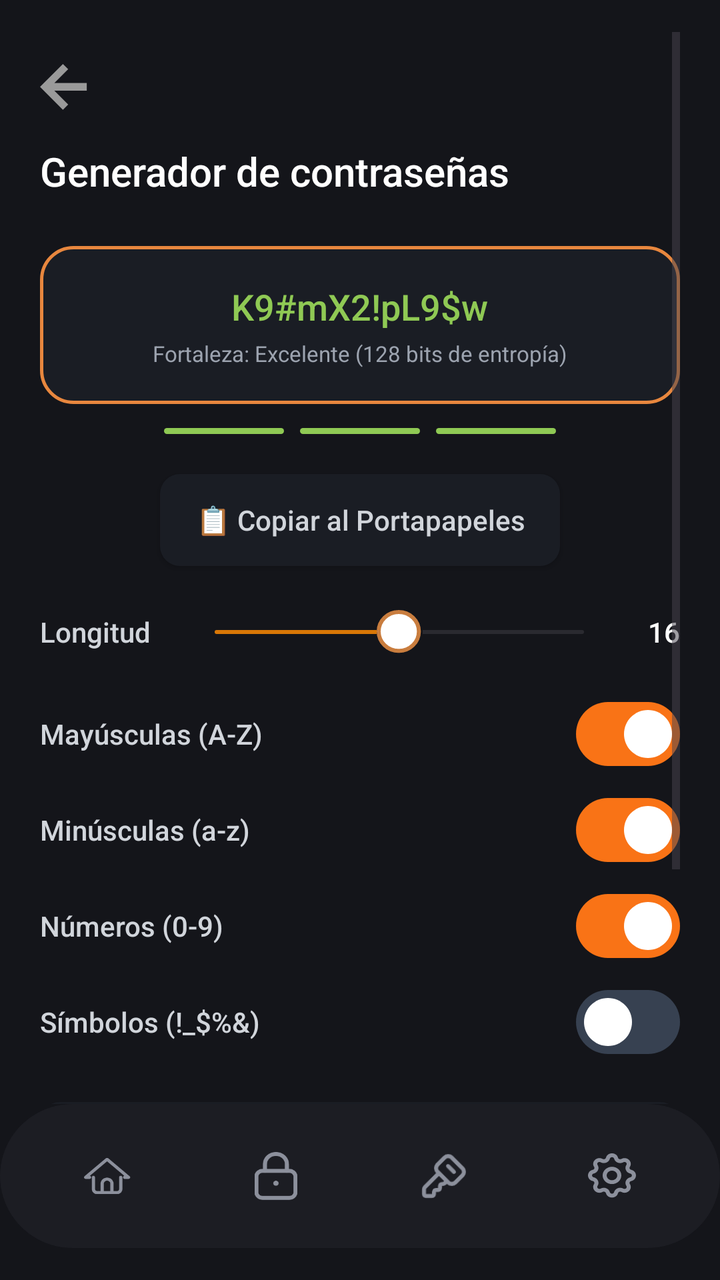
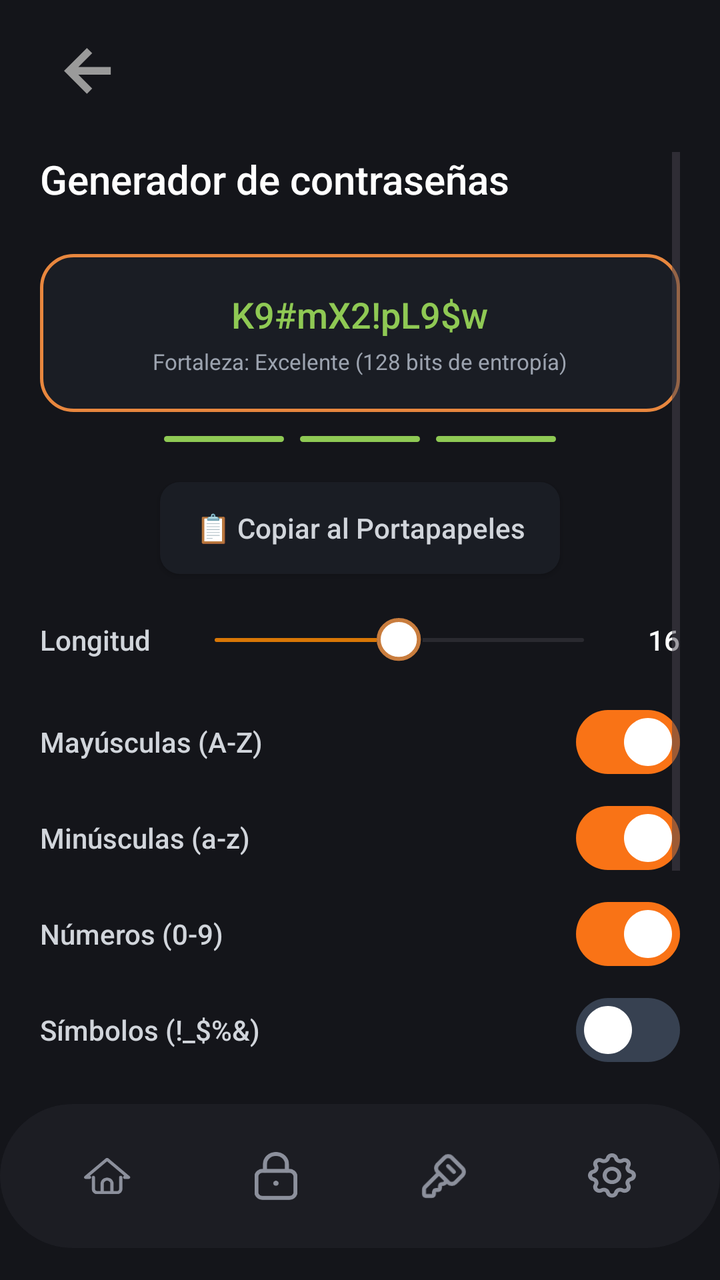

Two renders of the same Android screen: before a commit and after it. Below are the layout's source before the change and the commit's diff.
<!-- AndroidManifest.xml: application theme Theme.MyApplication -->
<!-- res/layout/activity_password_generator.xml -->
<?xml version="1.0" encoding="utf-8"?>
<androidx.constraintlayout.widget.ConstraintLayout xmlns:android="http://schemas.android.com/apk/res/android"
    xmlns:app="http://schemas.android.com/apk/res-auto"
    android:layout_width="match_parent"
    android:layout_height="match_parent"
    android:background="@color/bg_main">

    
    <ScrollView
        android:layout_width="0dp"
        android:layout_height="0dp"
        android:fillViewport="true"
        android:clipToPadding="false"
        android:paddingHorizontal="20dp"
        android:paddingTop="16dp"
        android:paddingBottom="24dp"
        app:layout_constraintTop_toTopOf="parent"
        app:layout_constraintBottom_toTopOf="@+id/bottomNavContainer"
        app:layout_constraintStart_toStartOf="parent"
        app:layout_constraintEnd_toEndOf="parent">

        <LinearLayout
            android:layout_width="match_parent"
            android:layout_height="wrap_content"
            android:orientation="vertical">

            
            <TextView
                android:layout_width="wrap_content"
                android:layout_height="wrap_content"
                android:layout_marginTop="56dp"
                android:layout_marginBottom="24dp"
                android:fontFamily="sans-serif-medium"
                android:text="@string/generator_title"
                android:textColor="#FFFFFF"
                android:textSize="20sp" />

            
            <LinearLayout
                android:layout_width="match_parent"
                android:layout_height="wrap_content"
                android:layout_marginBottom="12dp"
                android:background="@drawable/bg_card_password_border"
                android:gravity="center"
                android:orientation="vertical"
                android:paddingHorizontal="16dp"
                android:paddingVertical="18dp">

                <TextView
                    android:id="@+id/tvGeneratedPassword"
                    android:layout_width="wrap_content"
                    android:layout_height="wrap_content"
                    android:layout_marginBottom="4dp"
                    android:fontFamily="sans-serif-medium"
                    android:text="K9#mX2!pL9$w"
                    android:textColor="#8FC954"
                    android:textSize="18sp" />

                <TextView
                    android:id="@+id/tvStrengthLabel"
                    android:layout_width="wrap_content"
                    android:layout_height="wrap_content"
                    android:fontFamily="sans-serif"
                    android:text="@string/generator_strength_hint"
                    android:textColor="#9CA3AF"
                    android:textSize="11sp" />
            </LinearLayout>

            
            <LinearLayout
                android:layout_width="match_parent"
                android:layout_height="wrap_content"
                android:layout_marginBottom="20dp"
                android:gravity="center"
                android:orientation="horizontal">

                <View
                    android:id="@+id/viewBar1"
                    android:layout_width="60dp"
                    android:layout_height="3dp"
                    android:layout_marginEnd="8dp"
                    android:background="@drawable/bg_strength_bar_thin" />

                <View
                    android:id="@+id/viewBar2"
                    android:layout_width="60dp"
                    android:layout_height="3dp"
                    android:layout_marginEnd="8dp"
                    android:background="@drawable/bg_strength_bar_thin" />

                <View
                    android:id="@+id/viewBar3"
                    android:layout_width="60dp"
                    android:layout_height="3dp"
                    android:background="@drawable/bg_strength_bar_thin" />
            </LinearLayout>

            
            <androidx.appcompat.widget.AppCompatButton
                android:id="@+id/btnCopy"
                android:layout_width="200dp"
                android:layout_height="46dp"
                android:layout_gravity="center"
                android:layout_marginBottom="22dp"
                android:background="@drawable/bg_card_rounded"
                android:fontFamily="sans-serif-medium"
                android:text="@string/generator_copy"
                android:textAllCaps="false"
                android:textColor="#D1D5DB"
                android:textSize="14sp" />

            
            <LinearLayout
                android:layout_width="match_parent"
                android:layout_height="wrap_content"
                android:layout_marginBottom="24dp"
                android:gravity="center_vertical"
                android:orientation="horizontal">

                <TextView
                    android:layout_width="wrap_content"
                    android:layout_height="wrap_content"
                    android:fontFamily="sans-serif-medium"
                    android:text="@string/generator_length"
                    android:textColor="#D1D5DB"
                    android:textSize="14sp" />

                <SeekBar
                    android:id="@+id/seekBarLength"
                    android:layout_width="0dp"
                    android:layout_height="wrap_content"
                    android:layout_marginStart="16dp"
                    android:layout_marginEnd="16dp"
                    android:layout_weight="1"
                    android:max="32"
                    android:minHeight="2dp"
                    android:maxHeight="2dp"
                    android:progress="16"
                    android:progressDrawable="@drawable/bg_seekbar_thick"
                    android:thumb="@drawable/vector_5" />

                <TextView
                    android:id="@+id/tvLengthValue"
                    android:layout_width="wrap_content"
                    android:layout_height="wrap_content"
                    android:fontFamily="sans-serif-medium"
                    android:text="16"
                    android:textColor="#FFFFFF"
                    android:textSize="14sp" />
            </LinearLayout>

            
            <LinearLayout
                android:layout_width="match_parent"
                android:layout_height="wrap_content"
                android:layout_marginBottom="24dp"
                android:orientation="vertical">

                
                <LinearLayout
                    android:layout_width="match_parent"
                    android:layout_height="wrap_content"
                    android:layout_marginBottom="16dp"
                    android:gravity="center_vertical"
                    android:orientation="horizontal">

                    <TextView
                        android:layout_width="0dp"
                        android:layout_height="wrap_content"
                        android:layout_weight="1"
                        android:fontFamily="sans-serif-medium"
                        android:text="@string/generator_uppercase"
                        android:textColor="#D1D5DB"
                        android:textSize="14sp" />

                    <androidx.appcompat.widget.SwitchCompat
                        android:id="@+id/switchUppercase"
                        android:layout_width="52dp"
                        android:layout_height="32dp"
                        android:checked="true"
                        android:background="@drawable/switch_custom_selector"
                        android:thumb="@null"
                        app:track="@null" />
                </LinearLayout>

                
                <LinearLayout
                    android:layout_width="match_parent"
                    android:layout_height="wrap_content"
                    android:layout_marginBottom="16dp"
                    android:gravity="center_vertical"
                    android:orientation="horizontal">

                    <TextView
                        android:layout_width="0dp"
                        android:layout_height="wrap_content"
                        android:layout_weight="1"
                        android:fontFamily="sans-serif-medium"
                        android:text="@string/generator_lowercase"
                        android:textColor="#D1D5DB"
                        android:textSize="14sp" />

                    <androidx.appcompat.widget.SwitchCompat
                        android:id="@+id/switchLowercase"
                        android:layout_width="52dp"
                        android:layout_height="32dp"
                        android:checked="true"
                        android:background="@drawable/switch_custom_selector"
                        android:thumb="@null"
                        app:track="@null" />
                </LinearLayout>

                
                <LinearLayout
                    android:layout_width="match_parent"
                    android:layout_height="wrap_content"
                    android:layout_marginBottom="16dp"
                    android:gravity="center_vertical"
                    android:orientation="horizontal">

                    <TextView
                        android:layout_width="0dp"
                        android:layout_height="wrap_content"
                        android:layout_weight="1"
                        android:fontFamily="sans-serif-medium"
                        android:text="Números (0-9)"
                        android:textColor="#D1D5DB"
                        android:textSize="14sp" />

                    <androidx.appcompat.widget.SwitchCompat
                        android:id="@+id/switchNumbers"
                        android:layout_width="52dp"
                        android:layout_height="32dp"
                        android:checked="true"
                        android:background="@drawable/switch_custom_selector"
                        android:thumb="@null"
                        app:track="@null" />
                </LinearLayout>

                
                <LinearLayout
                    android:layout_width="match_parent"
                    android:layout_height="wrap_content"
                    android:gravity="center_vertical"
                    android:orientation="horizontal">

                    <TextView
                        android:layout_width="0dp"
                        android:layout_height="wrap_content"
                        android:layout_weight="1"
                        android:fontFamily="sans-serif-medium"
                        android:text="Símbolos (!_$%&amp;)"
                        android:textColor="#D1D5DB"
                        android:textSize="14sp" />

                    <androidx.appcompat.widget.SwitchCompat
                        android:id="@+id/switchSymbols"
                        android:layout_width="52dp"
                        android:layout_height="32dp"
                        android:background="@drawable/switch_custom_selector"
                        android:thumb="@null"
                        app:track="@null" />
                </LinearLayout>
            </LinearLayout>

            
            <androidx.appcompat.widget.AppCompatButton
                android:id="@+id/btnGenerateNew"
                android:layout_width="match_parent"
                android:layout_height="48dp"
                android:layout_marginBottom="12dp"
                android:background="@drawable/bg_card_rounded"
                android:fontFamily="sans-serif-medium"
                android:text="Generar de nuevo"
                android:textAllCaps="false"
                android:textColor="#D1D5DB"
                android:textSize="14sp" />

            <androidx.appcompat.widget.AppCompatButton
                android:id="@+id/btnAcceptPassword"
                android:layout_width="match_parent"
                android:layout_height="48dp"
                android:layout_marginBottom="16dp"
                android:background="@drawable/bg_button_orange"
                android:fontFamily="sans-serif-medium"
                android:text="Continuar con esta contraseña"
                android:textAllCaps="false"
                android:textColor="#121212"
                android:textSize="14sp" />

        </LinearLayout>
    </ScrollView>

    
    <ImageView
        android:id="@+id/btnBack"
        android:layout_width="24dp"
        android:layout_height="24dp"
        android:layout_marginStart="20dp"
        android:layout_marginTop="32dp"
        android:contentDescription="Volver"
        android:src="@drawable/flecha"
        app:layout_constraintStart_toStartOf="parent"
        app:layout_constraintTop_toTopOf="parent" />

    
    <include
        android:id="@+id/bottomNavContainer"
        layout="@layout/layout_bottom_nav"
        android:layout_width="0dp"
        android:layout_height="72dp"
        android:layout_marginBottom="16dp"
        app:layout_constraintBottom_toBottomOf="parent"
        app:layout_constraintEnd_toEndOf="parent"
        app:layout_constraintStart_toStartOf="parent" />

</androidx.constraintlayout.widget.ConstraintLayout>
<!-- res/layout/layout_bottom_nav.xml (included above) -->
<?xml version="1.0" encoding="utf-8"?>
<LinearLayout xmlns:android="http://schemas.android.com/apk/res/android"
    xmlns:app="http://schemas.android.com/apk/res-auto"
    android:id="@+id/bottomNavContainer"
    android:layout_width="match_parent"
    android:layout_height="72dp"
    android:layout_marginHorizontal="24dp"
    android:layout_marginBottom="16dp"
    android:background="@drawable/bg_bottom_nav"
    android:elevation="8dp"
    android:gravity="center_vertical"
    android:orientation="horizontal"
    android:paddingHorizontal="12dp">

    
    <LinearLayout
        android:id="@+id/btnNavHome"
        android:layout_width="0dp"
        android:layout_height="48dp"
        android:layout_weight="1"
        android:clickable="true"
        android:focusable="true"
        android:gravity="center"
        android:orientation="horizontal">

        <ImageView
            android:id="@+id/ivNavHome"
            android:layout_width="24dp"
            android:layout_height="24dp"
            android:src="@drawable/ic_home"
            app:tint="#8C909C" />
    </LinearLayout>

    
    <LinearLayout
        android:id="@+id/btnNavLock"
        android:layout_width="0dp"
        android:layout_height="48dp"
        android:layout_weight="1"
        android:clickable="true"
        android:focusable="true"
        android:gravity="center"
        android:orientation="horizontal">

        <ImageView
            android:id="@+id/ivNavLock"
            android:layout_width="24dp"
            android:layout_height="24dp"
            android:src="@drawable/ic_lock"
            app:tint="#8C909C" />
    </LinearLayout>

    
    <LinearLayout
        android:id="@+id/btnNavKey"
        android:layout_width="0dp"
        android:layout_height="48dp"
        android:layout_weight="1"
        android:clickable="true"
        android:focusable="true"
        android:gravity="center"
        android:orientation="horizontal">

        <ImageView
            android:id="@+id/ivNavKey"
            android:layout_width="24dp"
            android:layout_height="24dp"
            android:src="@drawable/ic_key"
            app:tint="#8C909C" />
    </LinearLayout>

    
    <LinearLayout
        android:id="@+id/btnNavSettings"
        android:layout_width="0dp"
        android:layout_height="48dp"
        android:layout_weight="1"
        android:clickable="true"
        android:focusable="true"
        android:gravity="center"
        android:orientation="horizontal">

        <ImageView
            android:id="@+id/ivNavSettings"
            android:layout_width="24dp"
            android:layout_height="24dp"
            android:src="@drawable/ic_settings"
            app:tint="#8C909C" />
    </LinearLayout>

</LinearLayout>
<!-- resources referenced by this layout -->
<resources>
  <color name="bg_main">#14151A</color>
  <!-- drawable bg_bottom_nav (drawable) -->
  <vector xmlns:android="http://schemas.android.com/apk/res/android"
      android:width="372dp"
      android:height="75dp"
      android:viewportWidth="372"
      android:viewportHeight="75">
    <path
        android:pathData="M334.58,0H37.42C16.75,0 0,16.79 0,37.5C0,58.21 16.75,75 37.42,75H334.58C355.25,75 372,58.21 372,37.5C372,16.79 355.25,0 334.58,0Z"
        android:fillColor="#1C1D23"/>
  </vector>
  <!-- drawable bg_button_orange (drawable) -->
  <?xml version="1.0" encoding="utf-8"?>
  <shape xmlns:android="http://schemas.android.com/apk/res/android"
      android:shape="rectangle">
      <solid android:color="#E8873E" />
      <corners android:radius="10dp" />
  </shape>
  <!-- drawable bg_card_password_border (drawable) -->
  <?xml version="1.0" encoding="utf-8"?>
  <shape xmlns:android="http://schemas.android.com/apk/res/android"
      android:shape="rectangle">
      <solid android:color="#1A1D24" />
      <stroke android:width="1.5dp" android:color="#E8873E" />
      <corners android:radius="16dp" />
  </shape>
  <!-- drawable bg_card_rounded (drawable) -->
  <?xml version="1.0" encoding="utf-8"?>
  <shape xmlns:android="http://schemas.android.com/apk/res/android"
      android:shape="rectangle">
      <solid android:color="#1A1D24" />
      <corners android:radius="10dp" />
  </shape>
  <!-- drawable bg_strength_bar_thin (drawable) -->
  <?xml version="1.0" encoding="utf-8"?>
  <shape xmlns:android="http://schemas.android.com/apk/res/android"
      android:shape="rectangle">
  
      
      <size android:height="5dp" />
  
      <solid android:color="#8FC954" />
      <corners android:radius="2dp" />
  </shape>
  <!-- drawable flecha (drawable) -->
  <vector xmlns:android="http://schemas.android.com/apk/res/android"
      android:width="15dp"
      android:height="15dp"
      android:viewportWidth="15"
      android:viewportHeight="15">
    <path
        android:pathData="M7.159,14.318L0,7.159L7.159,-0L8.807,1.633L4.482,5.959H14.616V8.359H4.482L8.807,12.677L7.159,14.318Z"
        android:fillColor="#9A9A9A"/>
  </vector>
  <!-- drawable switch_custom_selector (drawable) -->
  <?xml version="1.0" encoding="utf-8"?>
  <selector xmlns:android="http://schemas.android.com/apk/res/android">
      <item android:state_checked="true" android:drawable="@drawable/switch_checked" />
      <item android:state_checked="false" android:drawable="@drawable/switch_unchecked" />
  </selector>
  <!-- drawable vector_5 (drawable) -->
  <vector xmlns:android="http://schemas.android.com/apk/res/android"
      android:width="23dp"
      android:height="22dp"
      android:viewportWidth="23"
      android:viewportHeight="22">
    <path
        android:pathData="M11.05,20.447C16.601,20.447 21.1,16.094 21.1,10.723C21.1,5.353 16.601,1 11.05,1C5.5,1 1,5.353 1,10.723C1,16.094 5.5,20.447 11.05,20.447Z"
        android:strokeWidth="2"
        android:fillColor="#ffffff"
        android:strokeColor="#C97D3E"/>
  </vector>
  <string name="generator_copy">📋  Copiar al Portapapeles</string>
  <string name="generator_length">Longitud</string>
  <string name="generator_lowercase">Minúsculas (a-z)</string>
  <string name="generator_strength_hint">Fortaleza: Excelente (128 bits de entropía)</string>
  <string name="generator_title">Generador de contraseñas</string>
  <string name="generator_uppercase">Mayúsculas (A-Z)</string>
  <style name="Theme.MyApplication" parent="Base.Theme.MyApplication" />
  <style name="Base.Theme.MyApplication" parent="Theme.Material3.DayNight.NoActionBar">
          <item name="android:windowBackground">#000000</item>
      </style>
  <!-- unchanged entries left out for length: 7 -->
</resources>

<!-- the commit's change to res/layout/activity_password_generator.xml (unified diff, before → after) -->
@@ -14,7 +14,7 @@
         android:paddingHorizontal="20dp"
         android:paddingTop="16dp"
         android:paddingBottom="24dp"
-        app:layout_constraintTop_toTopOf="parent"
+        app:layout_constraintTop_toBottomOf="@+id/btnBack"
         app:layout_constraintBottom_toTopOf="@+id/bottomNavContainer"
         app:layout_constraintStart_toStartOf="parent"
         app:layout_constraintEnd_toEndOf="parent">
@@ -28,7 +28,7 @@
             <TextView
                 android:layout_width="wrap_content"
                 android:layout_height="wrap_content"
-                android:layout_marginTop="56dp"
+                android:layout_marginTop="0dp"
                 android:layout_marginBottom="24dp"
                 android:fontFamily="sans-serif-medium"
                 android:text="@string/generator_title"
@@ -294,10 +294,11 @@
     
     <ImageView
         android:id="@+id/btnBack"
-        android:layout_width="24dp"
-        android:layout_height="24dp"
+        android:layout_width="48dp"
+        android:layout_height="48dp"
+        android:padding="12dp"
         android:layout_marginStart="20dp"
-        android:layout_marginTop="32dp"
+        android:layout_marginTop="12dp"
         android:contentDescription="Volver"
         android:src="@drawable/flecha"
         app:layout_constraintStart_toStartOf="parent"
